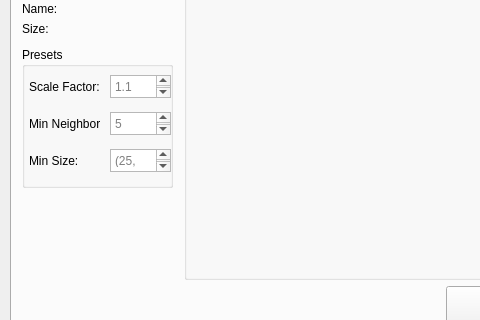
The window that Task 5/UI/GUI.ui (ForthePareto/SpikeCV) describes before a commit, drawn with Qt 5; both pictures show x 0 to 480 and y 106 to 426 of the 944 by 660 pixel window.
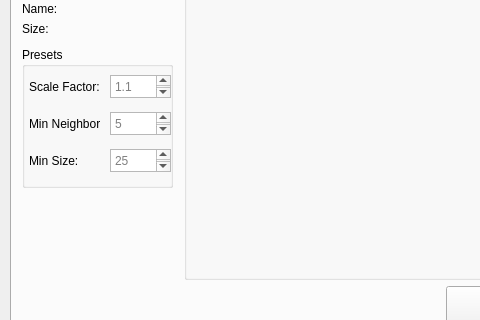
The same window after the commit. Custom widgets are drawn as their Qt base class.

```diff
--- a/Task 5/UI/GUI.ui
+++ b/Task 5/UI/GUI.ui
@@ -4281,7 +4281,7 @@
                      </size>
                     </property>
                     <property name="placeholderText">
-                     <string>(25, 25)</string>
+                     <string>25</string>
                     </property>
                    </widget>
                   </item>
```
